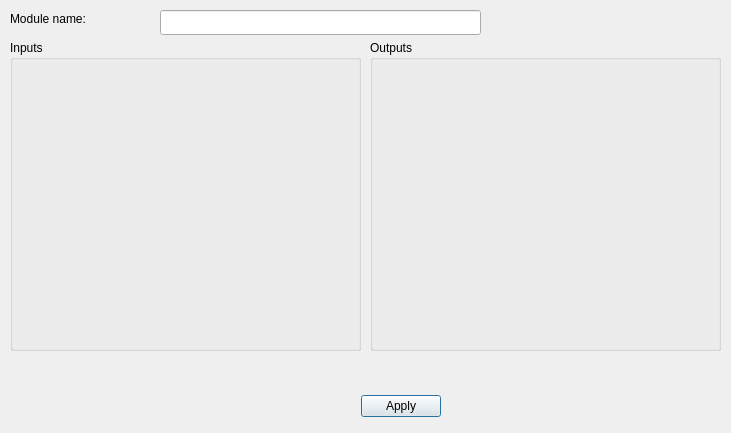
This is ui/modules/mtbuniconfig.ui in kmzbrnoI/mtb-config-tool as Qt 5 draws it before an edit. The edited form follows.
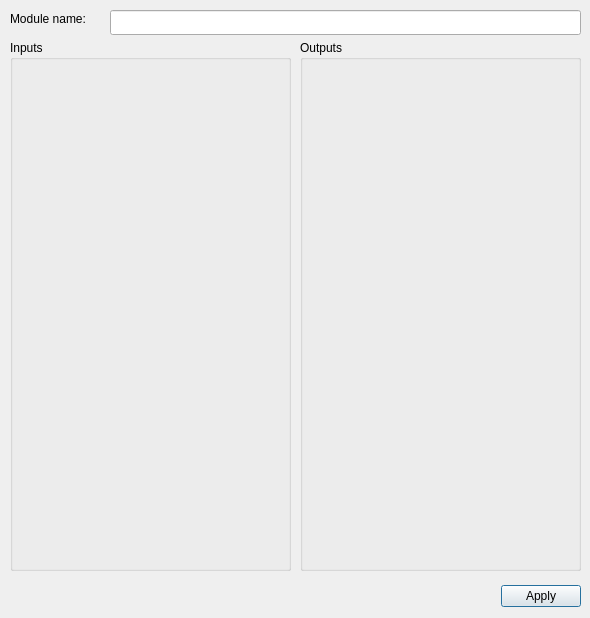
This is the edited form.

Commit message: Add MTB-UNI config window UI.

Patch:
```diff
--- a/ui/modules/mtbuniconfig.ui
+++ b/ui/modules/mtbuniconfig.ui
@@ -6,8 +6,8 @@
    <rect>
     <x>0</x>
     <y>0</y>
-    <width>731</width>
-    <height>433</height>
+    <width>590</width>
+    <height>618</height>
    </rect>
   </property>
   <property name="windowTitle">
@@ -16,9 +16,9 @@
   <widget class="QDialogButtonBox" name="buttonBox">
    <property name="geometry">
     <rect>
-     <x>100</x>
-     <y>390</y>
-     <width>341</width>
+     <x>460</x>
+     <y>580</y>
+     <width>121</width>
      <height>32</height>
     </rect>
    </property>
@@ -45,9 +45,9 @@
   <widget class="QLineEdit" name="le_name">
    <property name="geometry">
     <rect>
-     <x>160</x>
+     <x>110</x>
      <y>10</y>
-     <width>321</width>
+     <width>471</width>
      <height>25</height>
     </rect>
    </property>
@@ -60,8 +60,8 @@
     <rect>
      <x>10</x>
      <y>40</y>
-     <width>351</width>
-     <height>311</height>
+     <width>281</width>
+     <height>531</height>
     </rect>
    </property>
    <property name="sizePolicy">
@@ -76,10 +76,10 @@
    <widget class="QWidget" name="gridLayoutWidget">
     <property name="geometry">
      <rect>
-      <x>0</x>
-      <y>20</y>
-      <width>351</width>
-      <height>291</height>
+      <x>10</x>
+      <y>30</y>
+      <width>261</width>
+      <height>491</height>
      </rect>
     </property>
     <layout class="QGridLayout" name="gl_inputs"/>
@@ -88,10 +88,10 @@
   <widget class="QGroupBox" name="gb_outputs">
    <property name="geometry">
     <rect>
-     <x>370</x>
+     <x>300</x>
      <y>40</y>
-     <width>351</width>
-     <height>311</height>
+     <width>281</width>
+     <height>531</height>
     </rect>
    </property>
    <property name="title">
@@ -100,10 +100,10 @@
    <widget class="QWidget" name="gridLayoutWidget_2">
     <property name="geometry">
      <rect>
-      <x>0</x>
-      <y>20</y>
-      <width>351</width>
-      <height>291</height>
+      <x>10</x>
+      <y>30</y>
+      <width>261</width>
+      <height>491</height>
      </rect>
     </property>
     <layout class="QGridLayout" name="gl_outputs"/>
```
The commit also changes 4 other files.
